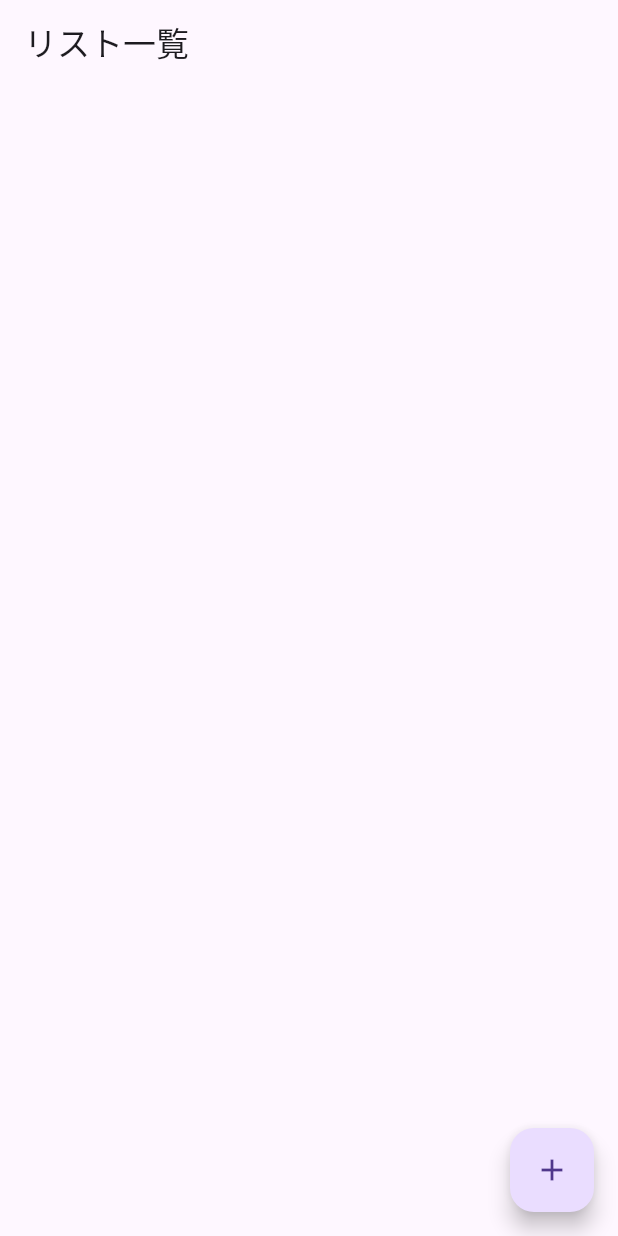
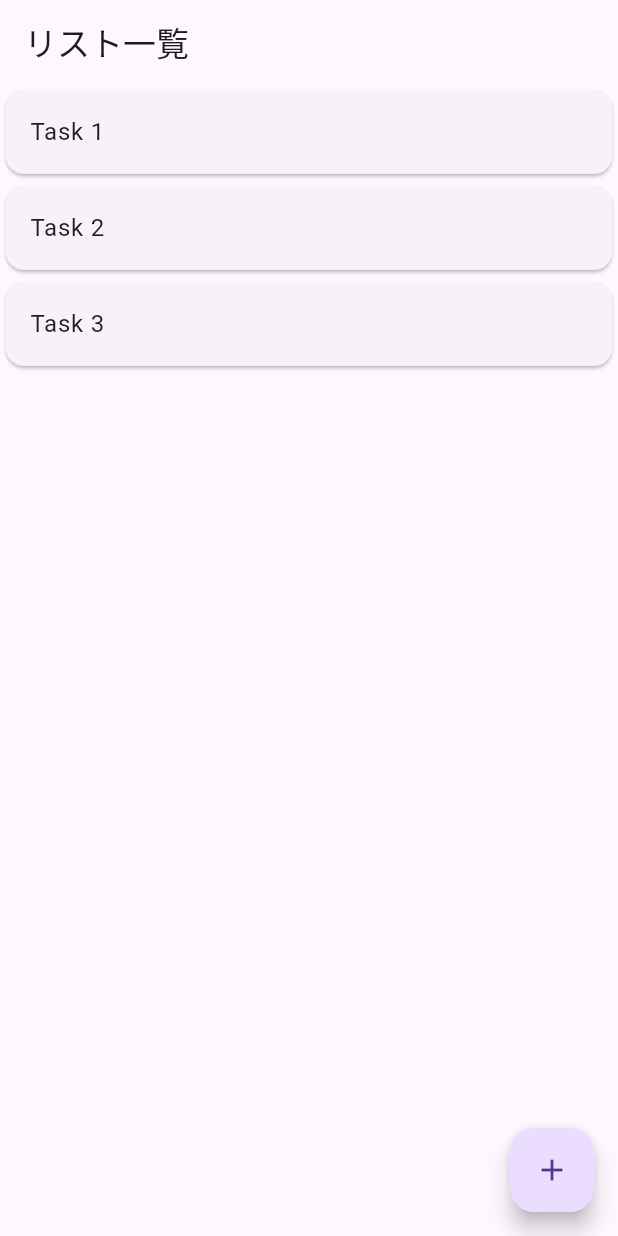
Before and after one commit to YA-owl21/ToDo, a Flutter app: the screen it shows after launch, on a phone screen of 412 x 824 dp. Run offline on Flutter 3.47's test engine with Material 3 defaults, Android fonts, the phone set to English and light mode, and no system bars; drawn by our look-alikes of flutter_slidable.

Commit message:
2025-03-04

```diff
--- a/lib/main.dart
+++ b/lib/main.dart
@@ -1,4 +1,5 @@
 import 'package:flutter/material.dart';
+import 'package:flutter_slidable/flutter_slidable.dart';
 
 void main() {
   // 最初に表示するWidget
@@ -29,9 +30,16 @@ class TodoListPage extends StatefulWidget {
 }
 
 class _TodoListPageState extends State<TodoListPage> {
+  List<String> todoList = ['Task 1', 'Task 2', 'Task 3']; //初期データ
+
+  /// 指定した `index` のアイテムを削除
+  void deleteItem(BuildContext context, int index) {
+    setState(() {
+      todoList.removeAt(index);
+    });
+  }
+
   // Todoリストのデータ
-  List<String> todoList = [];
-
   @override
   Widget build(BuildContext context) {
     return Scaffold(
@@ -43,9 +51,27 @@ class _TodoListPageState extends State<TodoListPage> {
       body: ListView.builder(
         itemCount: todoList.length,
         itemBuilder: (context, index) {
-          return Card(
-            child: ListTile(
-              title: Text(todoList[index]),
+          return Slidable(
+            key: const ValueKey(0),
+            startActionPane: ActionPane(
+              motion: const ScrollMotion(),
+              dismissible: DismissiblePane(onDismissed: () {
+                deleteItem(context, index);
+              }),
+              children: [
+                SlidableAction(
+                  onPressed: (context) => deleteItem(context, index),
+                  backgroundColor: Color(0xFFFE4A49),
+                  foregroundColor: Colors.white,
+                  icon: Icons.delete,
+                  label: 'Delete',
+                ),
+              ],
+            ),
+            child: Card(
+              child: ListTile(
+                title: Text(todoList[index]),
+              ),
             ),
           );
         },
--- a/pubspec.yaml
+++ b/pubspec.yaml
@@ -30,7 +30,7 @@ environment:
 dependencies:
   flutter:
     sdk: flutter
-
+  flutter_slidable: ^4.0.0
 
   # The following adds the Cupertino Icons font to your application.
   # Use with the CupertinoIcons class for iOS style icons.
```
Also changed, not shown: pubspec.lock.
